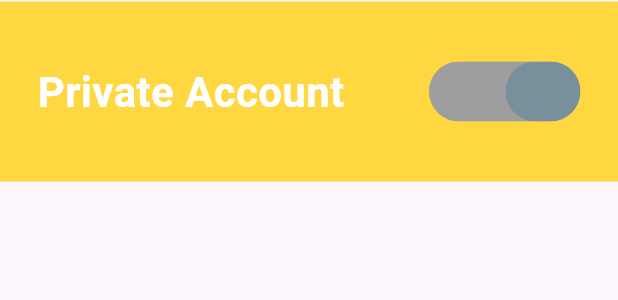
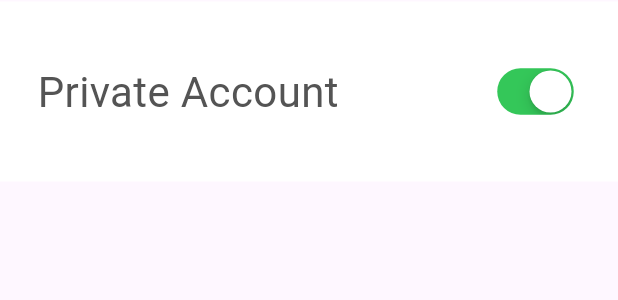
Before and after one commit to BielRubio/Ghibli-App, a Flutter app: the SettingsParameterToggle widget shown alone on an empty page, opened directly, on a phone screen of 412 x 824 dp. Shown: the top 300 px of the screen. Run offline on Flutter 3.47's test engine with Material 3 defaults, Android fonts, the phone set to English and light mode, and no system bars; drawn by our look-alikes of toggle_switch; our stand-ins replace flutter_rating_bar; missing offline and left inert: dart:ffi; network calls fail.

Commit message:
Settings Improvement

```diff
--- a/ghibli_app/lib/screens/locations_screen.dart
+++ b/ghibli_app/lib/screens/locations_screen.dart
@@ -49,10 +49,6 @@ class _LocationsScreenState extends State<LocationsScreen> {
         title: Row(
           mainAxisAlignment: MainAxisAlignment.center,
           children: [
-            Image.asset(
-              "assets/images/logo_ghibli.png",
-              scale: 10,
-            ),
             const SizedBox(width: 10),
             const Text(
               'LOCATIONS',
--- a/ghibli_app/lib/widgets/settings_parameter_widget.dart
+++ b/ghibli_app/lib/widgets/settings_parameter_widget.dart
@@ -1,11 +1,14 @@
 import 'package:flutter/material.dart';
-import 'package:toggle_switch/toggle_switch.dart';
+import 'package:flutter/cupertino.dart';
 
 const double height = 120;
 
 class SettingsParameterToggle extends StatefulWidget {
-  const SettingsParameterToggle(
-      {super.key, required this.label, required this.toggle});
+  const SettingsParameterToggle({
+    Key? key,
+    required this.label,
+    required this.toggle,
+  }) : super(key: key);
 
   final String label;
   final bool toggle;
@@ -16,6 +19,8 @@ class SettingsParameterToggle extends StatefulWidget {
 }
 
 class _SettingsParameterToggleState extends State<SettingsParameterToggle> {
+  bool valueSwitch = true;
+
   @override
   Widget build(BuildContext context) {
     return Container(
@@ -23,40 +28,46 @@ class _SettingsParameterToggleState extends State<SettingsParameterToggle> {
       margin: const EdgeInsets.symmetric(vertical: 1),
       padding: const EdgeInsets.symmetric(horizontal: 25),
       decoration: const BoxDecoration(
-        color: Colors.amberAccent,
+        color: Colors.white,
       ),
       child: Row(
         mainAxisAlignment: MainAxisAlignment.spaceBetween,
         children: [
           Text(
             widget.label,
-            style: const TextStyle(fontSize: 28, fontWeight: FontWeight.w600),
+            style: const TextStyle(
+              fontSize: 28,
+              color: Color.fromARGB(255, 84, 84, 84),
+              fontWeight: FontWeight.w400,
+            ),
           ),
           widget.toggle
-              ? ToggleSwitch(
-                  minWidth: 50.0,
-                  cornerRadius: 20.0,
-                  activeBgColors: [
-                    [Colors.lightBlue.shade100!],
-                    [Colors.blueGrey.shade400!]
-                  ],
-                  activeFgColor: Colors.white,
-                  inactiveBgColor: Colors.grey,
-                  inactiveFgColor: Colors.white,
-                  initialLabelIndex: 1,
-                  totalSwitches: 2,
-                  radiusStyle: true,
+              ? Container(
+                  width: 60, // Ajusta el ancho del CupertinoSwitch
+                  height: 40, // Ajusta el alto del CupertinoSwitch
+                  child: CupertinoSwitch(
+                    value: valueSwitch,
+                    activeColor: CupertinoColors.activeGreen,
+                    onChanged: (bool value) {
+                      setState(() {
+                        valueSwitch = value;
+                      });
+                    },
+                  ),
                 )
-              : IconButton(
-                  icon: const Icon(
-                    Icons.arrow_right_outlined,
-                    size: 100,
-                    color: Colors.white,
+              : Container(
+                  width: 60, // Ajusta el ancho del IconButton
+                  height: 60, // Ajusta el alto del IconButton
+                  child: IconButton(
+                    icon: const Icon(
+                      Icons.arrow_right_outlined,
+                      color: Colors.grey,
+                      size: 50,
+                    ),
+                    onPressed: () {
+                      setState(() {});
+                    },
                   ),
-                  onPressed: () {
-                    setState(() {
-                    });
-                  },
                 ),
         ],
       ),
--- a/ghibli_app/pubspec.yaml
+++ b/ghibli_app/pubspec.yaml
@@ -51,6 +51,7 @@ dev_dependencies:
   flutter_lints: ^2.0.0
   provider: ^6.1.1
   inspector: ^2.1.0
+  cupertino_http: ^1.2.0
 
 # For information on the generic Dart part of this file, see the
 # following page: https://dart.dev/tools/pub/pubspec
```
Also changed, not shown: ghibli_app/lib/screens/home_screen.dart (+13 -6 lines), ghibli_app/lib/screens/settings_screen.dart (+13 -7 lines), ghibli_app/pubspec.lock.
